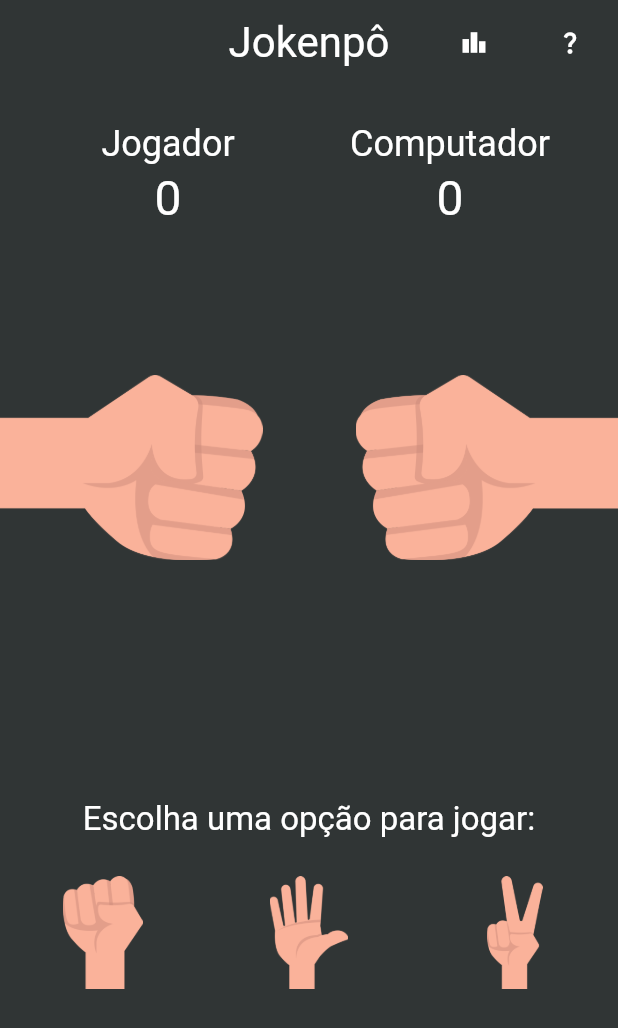
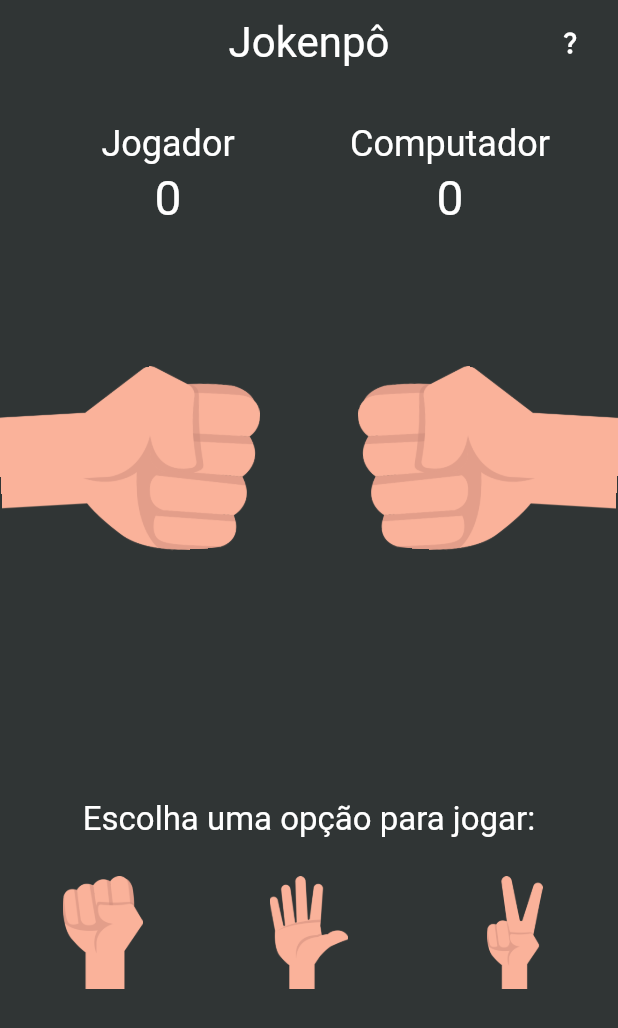
Before and after one commit to Weslley41/jokenpo, a Flutter app: the screen it shows after launch, on a phone screen of 412 x 824 dp. Shown: the top 1028 px of the screen. Run offline on Flutter 3.47's test engine with Material 2 defaults, Android fonts, the phone set to English and light mode, and no system bars.

```diff
--- /dev/null
+++ b/lib/components/game_battle_animated.dart
@@ -0,0 +1,91 @@
+import 'dart:math';
+
+import 'package:flutter/material.dart';
+
+import '../models/jokenpo.dart';
+import 'option_image.dart';
+
+class GameBattleAnimated extends StatefulWidget {
+  static final String defaultOption = GameOption.rock.imageName;
+  final JokenpoGame? game;
+  const GameBattleAnimated({super.key, required this.game});
+
+  @override
+  State<GameBattleAnimated> createState() => _GameBattleAnimatedState();
+}
+
+class _GameBattleAnimatedState extends State<GameBattleAnimated>
+    with TickerProviderStateMixin {
+  String get playerOption =>
+      widget.game?.playerOption.imageName ?? GameBattleAnimated.defaultOption;
+
+  String get computerOption =>
+      widget.game?.computerOption.imageName ?? GameBattleAnimated.defaultOption;
+
+  late AnimationController controller;
+  late Animation<double> animationHandLeft;
+  late Animation<double> animationHandRight;
+
+  @override
+  void initState() {
+    super.initState();
+    controller = AnimationController(
+        vsync: this, duration: const Duration(milliseconds: 450));
+
+    animationHandLeft = Tween<double>(
+      begin: pi / 18,
+      end: -pi / 18,
+    ).animate(controller);
+    controller.repeat(reverse: true);
+
+    animationHandRight = Tween<double>(
+      begin: -pi / 18,
+      end: pi / 18,
+    ).animate(controller);
+    controller.repeat(reverse: true);
+  }
+
+  @override
+  void dispose() {
+    controller.dispose();
+    super.dispose();
+  }
+
+  @override
+  Widget build(BuildContext context) {
+    return Row(
+      mainAxisAlignment: MainAxisAlignment.spaceBetween,
+      children: [
+        AnimatedBuilder(
+          animation: controller,
+          builder: (context, child) {
+            return Transform(
+              alignment: Alignment.centerLeft,
+              transform: Matrix4.identity()..rotateZ(animationHandLeft.value),
+              child: OptionImage(
+                imageName: playerOption,
+                size: 175,
+                angle: 1.57,
+                flipY: true,
+              ),
+            );
+          },
+        ),
+        AnimatedBuilder(
+          animation: controller,
+          builder: (context, child) {
+            return Transform(
+              alignment: Alignment.centerRight,
+              transform: Matrix4.identity()..rotateZ(animationHandRight.value),
+              child: OptionImage(
+                imageName: computerOption,
+                size: 175,
+                angle: -1.57,
+              ),
+            );
+          },
+        ),
+      ],
+    );
+  }
+}
--- a/lib/screens/home.dart
+++ b/lib/screens/home.dart
@@ -1,5 +1,6 @@
 import 'dart:math';
 import 'package:flutter/material.dart';
+import 'package:jokenpo/components/game_battle_animated.dart';
 import 'package:jokenpo/components/history_button.dart';
 
 import '../components/game_battle.dart';
@@ -55,7 +56,8 @@ class _HomePageState extends State<HomePage> {
   GameOption _getComputerOption() {
     List<GameOption> options = GameOption.values;
     if (_game != null) {
-      options = options.where((option) => option != _game!.computerOption).toList();
+      options =
+          options.where((option) => option != _game!.computerOption).toList();
     }
     final int randomValue = Random().nextInt(options.length);
 
@@ -77,32 +79,32 @@ class _HomePageState extends State<HomePage> {
     return Scaffold(
         appBar: AppBar(
           actions: [
-          HistoryButton(gameHistory: _gameHistory),
+            _game == null
+                ? const SizedBox(height: 48)
+                : HistoryButton(gameHistory: _gameHistory),
             const RulesButton(),
           ],
           centerTitle: true,
           elevation: 0,
-        title: Text(
-          'Jokenpô',
-          style: Theme.of(context).textTheme.headlineMedium
-        ),
+          title: Text('Jokenpô',
+              style: Theme.of(context).textTheme.headlineMedium),
         ),
         body: Column(
           mainAxisAlignment: MainAxisAlignment.spaceBetween,
           children: [
-          Scoreboard(playerScore: _playerScore, computerScore: _computerScore),
-          GameBattle(game: _game),
-          Text(
-            _statusMessage,
+            Scoreboard(
+                playerScore: _playerScore, computerScore: _computerScore),
+            GameBattleAnimated(game: _game),
+            Text(_statusMessage,
                 style: Theme.of(context).textTheme.headlineMedium?.copyWith(
                       fontWeight: FontWeight.w500,
-            )
-          ),
+                    )),
             GameOptions(onTap: _runGame),
-          _game == null ? const SizedBox(height: 48) : RestartButton(onPressed: _restartGame),
+            _game == null
+                ? const SizedBox(height: 48)
+                : RestartButton(onPressed: _restartGame),
             const SizedBox(height: 20),
           ],
-      )
-    );
+        ));
   }
 }
```
Also changed, not shown: lib/components/game_options.dart (+12 -16 lines). Lines whose indentation alone changed are shown as unchanged.
